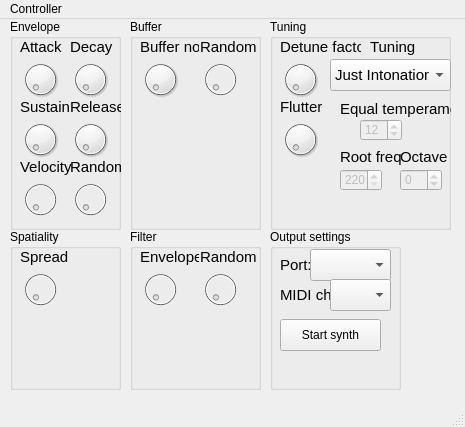
Above: Controller/src/synthcontroller.ui from kj-jondell/Diabetes-Synth before the change. Below: the same form after it.
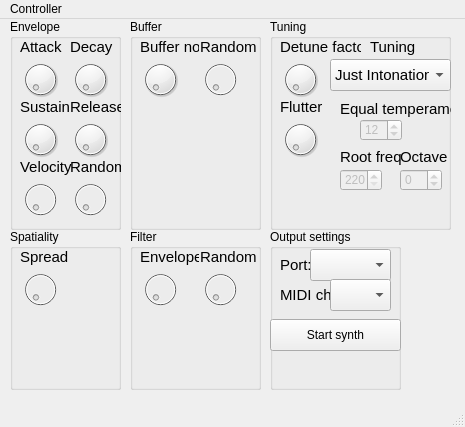
That is the form after the change.

Diff of the .ui file:
```diff
--- a/Controller/src/synthcontroller.ui
+++ b/Controller/src/synthcontroller.ui
@@ -483,9 +483,9 @@
     <widget class="QPushButton" name="start_synth">
      <property name="geometry">
       <rect>
-       <x>10</x>
+       <x>0</x>
        <y>90</y>
-       <width>101</width>
+       <width>131</width>
        <height>32</height>
       </rect>
      </property>
```
